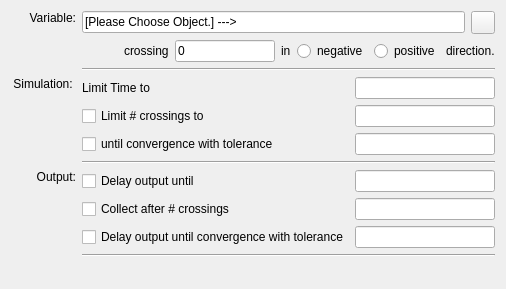
First picture: the form in copasi/UI/CQCrossSectionTaskWidget.ui, repository copasi/COPASI, before the edit.
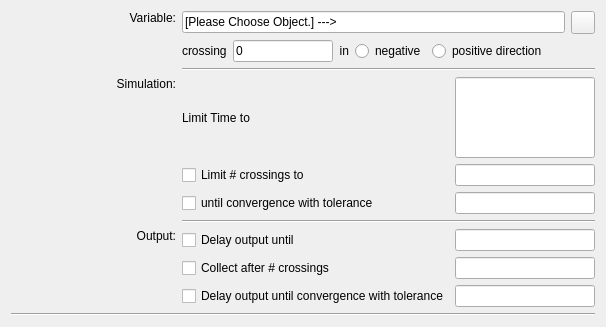
Second picture: the form after the edit. Custom widgets are drawn as their Qt base class.

The edit to the form file:
```diff
--- a/copasi/UI/CQCrossSectionTaskWidget.ui
+++ b/copasi/UI/CQCrossSectionTaskWidget.ui
@@ -12,22 +12,17 @@
    <rect>
     <x>0</x>
     <y>0</y>
-    <width>495</width>
-    <height>289</height>
+    <width>606</width>
+    <height>327</height>
    </rect>
   </property>
   <property name="windowTitle">
    <string>Cross Section Task Widget</string>
   </property>
+  <layout class="QVBoxLayout" name="verticalLayout">
+   <item>
   <layout class="QGridLayout" name="gridLayout">
    <item row="0" column="0">
-    <layout class="QVBoxLayout" name="outerLayout">
-     <item>
-      <layout class="QFormLayout" name="formLayout">
-       <property name="fieldGrowthPolicy">
-        <enum>QFormLayout::AllNonFixedFieldsGrow</enum>
-       </property>
-       <item row="0" column="0">
         <widget class="QLabel" name="mpLblVariable">
          <property name="minimumSize">
           <size>
@@ -43,12 +38,8 @@
          </property>
         </widget>
        </item>
-       <item row="0" column="1">
-        <layout class="QVBoxLayout" name="verticalLayout_4">
-         <item>
-          <layout class="QVBoxLayout" name="verticalLayout_3">
-           <item>
-            <layout class="QHBoxLayout" name="horizontalLayout_variable">
+     <item row="0" column="1" colspan="2">
+      <layout class="QHBoxLayout" name="horizontalLayout_2">
              <item>
               <widget class="QLineEdit" name="mpLineEditVariable">
                <property name="text">
@@ -68,21 +59,8 @@
              </item>
             </layout>
            </item>
-           <item>
+     <item row="1" column="1" colspan="2">
             <layout class="QHBoxLayout" name="horizontalLayout">
-             <item>
-              <spacer name="horizontalSpacer">
-               <property name="orientation">
-                <enum>Qt::Horizontal</enum>
-               </property>
-               <property name="sizeHint" stdset="0">
-                <size>
-                 <width>40</width>
-                 <height>20</height>
-                </size>
-               </property>
-              </spacer>
-             </item>
              <item>
               <widget class="QLabel" name="label">
                <property name="text">
@@ -93,7 +71,7 @@
              <item>
               <widget class="QLineEdit" name="mpLineEditValue">
                <property name="sizePolicy">
-                <sizepolicy hsizetype="Fixed" vsizetype="Fixed">
+          <sizepolicy hsizetype="Preferred" vsizetype="Preferred">
                  <horstretch>0</horstretch>
                  <verstretch>0</verstretch>
                 </sizepolicy>
@@ -123,6 +101,9 @@
                <property name="text">
                 <string>in</string>
                </property>
+         <property name="alignment">
+          <set>Qt::AlignRight|Qt::AlignTrailing|Qt::AlignVCenter</set>
+         </property>
               </widget>
              </item>
              <item>
@@ -135,34 +116,33 @@
              <item>
               <widget class="QRadioButton" name="mpDirectionPositive">
                <property name="text">
-                <string>positive</string>
+          <string>positive direction</string>
                </property>
               </widget>
              </item>
              <item>
-              <widget class="QLabel" name="label_3">
-               <property name="text">
-                <string>direction.</string>
-               </property>
-              </widget>
+        <spacer name="horizontalSpacer">
+         <property name="orientation">
+          <enum>Qt::Horizontal</enum>
+         </property>
+         <property name="sizeHint" stdset="0">
+          <size>
+           <width>40</width>
+           <height>20</height>
+          </size>
+         </property>
+        </spacer>
              </item>
             </layout>
            </item>
-           <item>
-            <layout class="QHBoxLayout" name="horizontalLayout_5"/>
-           </item>
-          </layout>
-         </item>
-         <item>
+     <item row="2" column="1" colspan="2">
           <widget class="Line" name="line_3">
            <property name="orientation">
             <enum>Qt::Horizontal</enum>
            </property>
           </widget>
          </item>
-        </layout>
-       </item>
-       <item row="1" column="0">
+     <item row="3" column="0">
         <widget class="QLabel" name="label_4">
          <property name="minimumSize">
           <size>
@@ -171,46 +151,24 @@
           </size>
          </property>
          <property name="text">
-          <string>Simulation: </string>
+        <string>Simulation:</string>
          </property>
          <property name="alignment">
           <set>Qt::AlignRight|Qt::AlignTop|Qt::AlignTrailing</set>
          </property>
         </widget>
        </item>
-       <item row="1" column="1">
-        <layout class="QVBoxLayout" name="verticalLayout_5">
-         <item>
-          <layout class="QVBoxLayout" name="verticalLayout_2">
-           <item>
-            <layout class="QHBoxLayout" name="horizontalLayout_2">
-             <item>
+     <item row="3" column="1">
               <widget class="QLabel" name="mpLblLT_2">
                <property name="text">
                 <string>Limit Time to</string>
                </property>
               </widget>
              </item>
-             <item>
-              <spacer name="horizontalSpacer_3">
-               <property name="orientation">
-                <enum>Qt::Horizontal</enum>
-               </property>
-               <property name="sizeType">
-                <enum>QSizePolicy::Expanding</enum>
-               </property>
-               <property name="sizeHint" stdset="0">
-                <size>
-                 <width>20</width>
-                 <height>20</height>
-                </size>
-               </property>
-              </spacer>
-             </item>
-             <item>
+     <item row="3" column="2">
               <widget class="QLineEdit" name="mpTxtTime">
                <property name="sizePolicy">
-                <sizepolicy hsizetype="Fixed" vsizetype="Fixed">
+        <sizepolicy hsizetype="Preferred" vsizetype="Preferred">
                  <horstretch>0</horstretch>
                  <verstretch>0</verstretch>
                 </sizepolicy>
@@ -232,37 +190,17 @@
                </property>
               </widget>
              </item>
-            </layout>
-           </item>
-           <item>
-            <layout class="QHBoxLayout" name="horizontalLayout_3">
-             <item>
+     <item row="4" column="1">
               <widget class="QCheckBox" name="mpCheckSimCrossings">
                <property name="text">
                 <string>Limit # crossings to</string>
                </property>
               </widget>
              </item>
-             <item>
-              <spacer name="horizontalSpacer_4">
-               <property name="orientation">
-                <enum>Qt::Horizontal</enum>
-               </property>
-               <property name="sizeType">
-                <enum>QSizePolicy::Expanding</enum>
-               </property>
-               <property name="sizeHint" stdset="0">
-                <size>
-                 <width>20</width>
-                 <height>20</height>
-                </size>
-               </property>
-              </spacer>
-             </item>
-             <item>
+     <item row="4" column="2">
               <widget class="QLineEdit" name="mpTxtCrossings">
                <property name="sizePolicy">
-                <sizepolicy hsizetype="Fixed" vsizetype="Fixed">
+        <sizepolicy hsizetype="Preferred" vsizetype="Preferred">
                  <horstretch>0</horstretch>
                  <verstretch>0</verstretch>
                 </sizepolicy>
@@ -281,37 +219,17 @@
                </property>
               </widget>
              </item>
-            </layout>
-           </item>
-           <item>
-            <layout class="QHBoxLayout" name="horizontalLayout_4">
-             <item>
+     <item row="5" column="1">
               <widget class="QCheckBox" name="mpCheckSimConvergence">
                <property name="text">
                 <string>until convergence with tolerance </string>
                </property>
               </widget>
              </item>
-             <item>
-              <spacer name="horizontalSpacer_5">
-               <property name="orientation">
-                <enum>Qt::Horizontal</enum>
-               </property>
-               <property name="sizeType">
-                <enum>QSizePolicy::Expanding</enum>
-               </property>
-               <property name="sizeHint" stdset="0">
-                <size>
-                 <width>20</width>
-                 <height>20</height>
-                </size>
-               </property>
-              </spacer>
-             </item>
-             <item>
+     <item row="5" column="2">
               <widget class="QLineEdit" name="mpTxtConvergence">
                <property name="sizePolicy">
-                <sizepolicy hsizetype="Fixed" vsizetype="Fixed">
+        <sizepolicy hsizetype="Preferred" vsizetype="Preferred">
                  <horstretch>0</horstretch>
                  <verstretch>0</verstretch>
                 </sizepolicy>
@@ -330,20 +248,14 @@
                </property>
               </widget>
              </item>
-            </layout>
-           </item>
-          </layout>
-         </item>
-         <item>
-          <widget class="Line" name="line_2">
+     <item row="6" column="1" colspan="2">
+      <widget class="Line" name="line_4">
            <property name="orientation">
             <enum>Qt::Horizontal</enum>
            </property>
           </widget>
          </item>
-        </layout>
-       </item>
-       <item row="2" column="0">
+     <item row="7" column="0">
         <widget class="QLabel" name="mpLblLT">
          <property name="minimumSize">
           <size>
@@ -359,39 +271,17 @@
          </property>
         </widget>
        </item>
-       <item row="2" column="1">
-        <layout class="QVBoxLayout" name="verticalLayout_6">
-         <item>
-          <layout class="QVBoxLayout" name="verticalLayout">
-           <item>
-            <layout class="QHBoxLayout" name="horizontalLayout_6">
-             <item>
+     <item row="7" column="1">
               <widget class="QCheckBox" name="mpCheckOutputDelay">
                <property name="text">
                 <string>Delay output until</string>
                </property>
               </widget>
              </item>
-             <item>
-              <spacer name="horizontalSpacer_6">
-               <property name="orientation">
-                <enum>Qt::Horizontal</enum>
-               </property>
-               <property name="sizeType">
-                <enum>QSizePolicy::Expanding</enum>
-               </property>
-               <property name="sizeHint" stdset="0">
-                <size>
-                 <width>20</width>
-                 <height>20</height>
-                </size>
-               </property>
-              </spacer>
-             </item>
-             <item>
+     <item row="7" column="2">
               <widget class="QLineEdit" name="mpTxtOutTime">
                <property name="sizePolicy">
-                <sizepolicy hsizetype="Fixed" vsizetype="Fixed">
+        <sizepolicy hsizetype="Preferred" vsizetype="Preferred">
                  <horstretch>0</horstretch>
                  <verstretch>0</verstretch>
                 </sizepolicy>
@@ -413,37 +303,17 @@
                </property>
               </widget>
              </item>
-            </layout>
-           </item>
-           <item>
-            <layout class="QHBoxLayout" name="horizontalLayout_7">
-             <item>
+     <item row="8" column="1">
               <widget class="QCheckBox" name="mpCheckOutputCrossings">
                <property name="text">
                 <string>Collect after # crossings</string>
                </property>
               </widget>
              </item>
-             <item>
-              <spacer name="horizontalSpacer_7">
-               <property name="orientation">
-                <enum>Qt::Horizontal</enum>
-               </property>
-               <property name="sizeType">
-                <enum>QSizePolicy::Expanding</enum>
-               </property>
-               <property name="sizeHint" stdset="0">
-                <size>
-                 <width>20</width>
-                 <height>20</height>
-                </size>
-               </property>
-              </spacer>
-             </item>
-             <item>
+     <item row="8" column="2">
               <widget class="QLineEdit" name="mpTxtOutCrossings">
                <property name="sizePolicy">
-                <sizepolicy hsizetype="Fixed" vsizetype="Fixed">
+        <sizepolicy hsizetype="Preferred" vsizetype="Fixed">
                  <horstretch>0</horstretch>
                  <verstretch>0</verstretch>
                 </sizepolicy>
@@ -465,37 +335,17 @@
                </property>
               </widget>
              </item>
-            </layout>
-           </item>
-           <item>
-            <layout class="QHBoxLayout" name="horizontalLayout_8">
-             <item>
+     <item row="9" column="1">
               <widget class="QCheckBox" name="mpCheckOutputConvergence">
                <property name="text">
                 <string>Delay output until convergence with tolerance</string>
                </property>
               </widget>
              </item>
-             <item>
-              <spacer name="horizontalSpacer_8">
-               <property name="orientation">
-                <enum>Qt::Horizontal</enum>
-               </property>
-               <property name="sizeType">
-                <enum>QSizePolicy::Expanding</enum>
-               </property>
-               <property name="sizeHint" stdset="0">
-                <size>
-                 <width>13</width>
-                 <height>17</height>
-                </size>
-               </property>
-              </spacer>
-             </item>
-             <item>
+     <item row="9" column="2">
               <widget class="QLineEdit" name="mpTxtOutConvergence">
                <property name="sizePolicy">
-                <sizepolicy hsizetype="Fixed" vsizetype="Fixed">
+        <sizepolicy hsizetype="MinimumExpanding" vsizetype="Preferred">
                  <horstretch>0</horstretch>
                  <verstretch>0</verstretch>
                 </sizepolicy>
@@ -517,11 +367,7 @@
                </property>
               </widget>
              </item>
-            </layout>
-           </item>
-          </layout>
-         </item>
-         <item>
+     <item row="10" column="0" colspan="3">
           <widget class="Line" name="line">
            <property name="orientation">
             <enum>Qt::Horizontal</enum>
@@ -531,10 +377,6 @@
         </layout>
        </item>
       </layout>
-     </item>
-    </layout>
-   </item>
-  </layout>
  </widget>
  <customwidgets>
   <customwidget>
```
Left out of the diff: 64 changed lines with no effect on the pictures. Lines whose indentation alone changed are shown as unchanged.
